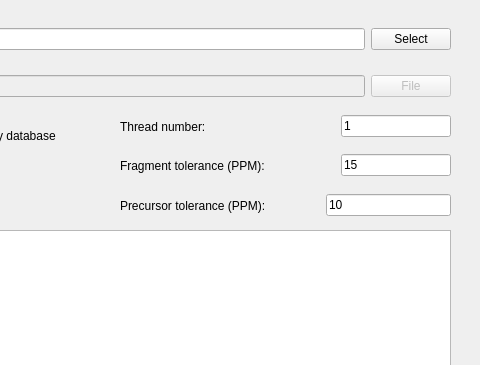
Qt form src/gui/topindex/topindexdialog.ui (toppic-suite/toppic-suite) before a commit; both pictures show x 440 to 920 and y 0 to 365 of the 920 by 522 pixel window.
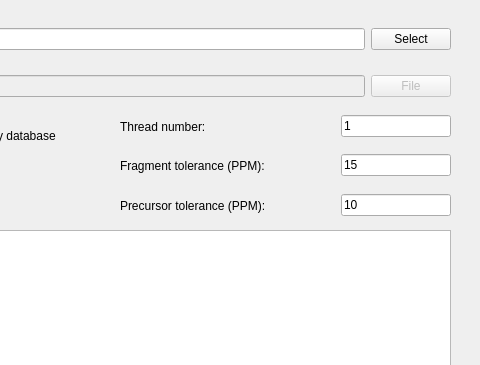
The same form after that commit. Icons and pictures are not drawn.

Commit message:
topindex_gui: align the precursor tolerance box with the fragment one
Give the new line edit the same fixed 110 px width and right alignment as
the fragment tolerance edit.

The edit to the form file:
```diff
--- a/src/gui/topindex/topindexdialog.ui
+++ b/src/gui/topindex/topindexdialog.ui
@@ -316,11 +316,26 @@
          </property>
         </widget>
        </item>
-       <item>
+       <item alignment="Qt::AlignRight">
         <widget class="QLineEdit" name="precErrorToleranceEdit">
+         <property name="minimumSize">
+          <size>
+           <width>110</width>
+           <height>0</height>
+          </size>
+         </property>
+         <property name="maximumSize">
+          <size>
+           <width>110</width>
+           <height>16777215</height>
+          </size>
+         </property>
          <property name="text">
           <string>10</string>
          </property>
+         <property name="frame">
+          <bool>true</bool>
+         </property>
         </widget>
        </item>
       </layout>
```
Left out of the diff: 2 changed lines with no effect on the pictures.
